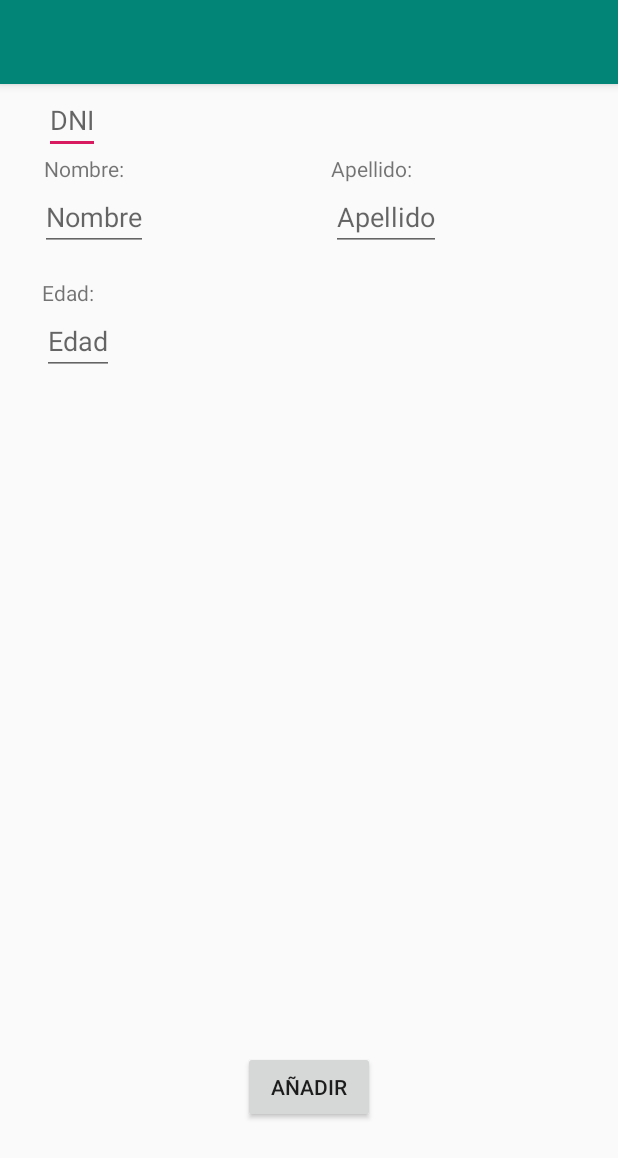
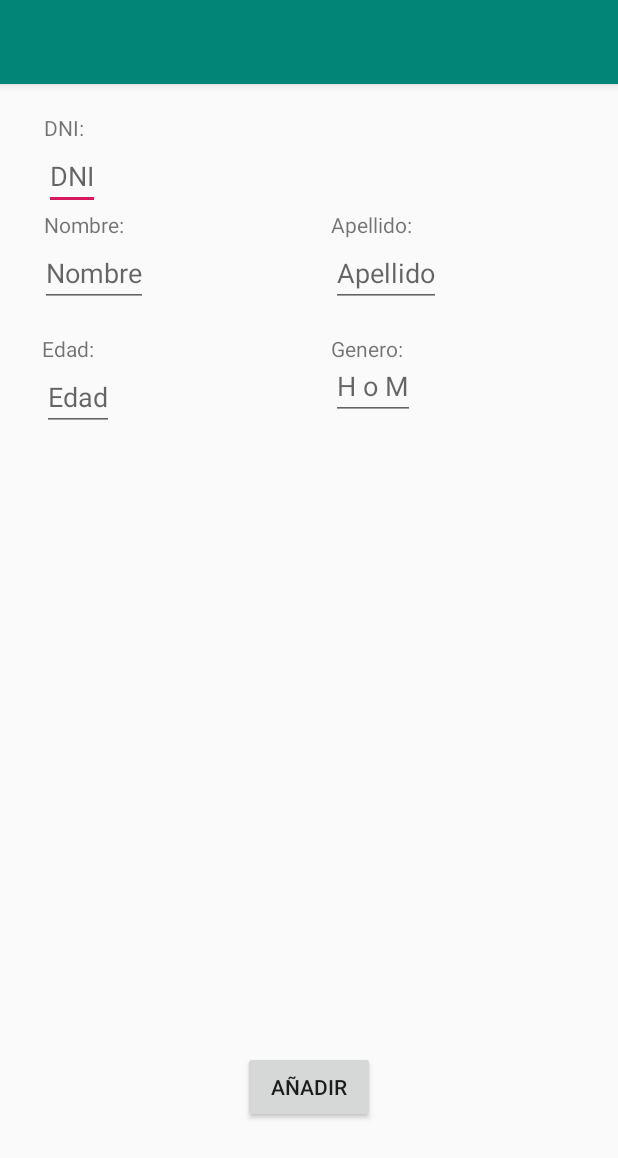
Before and after one commit to mperalta98/Prueba_Realm, an Android app: the NewPersona screen opened directly, with no data from a screen before it, on a phone screen of 412 x 824 dp. Shown: the top 1158 px of the screen. Run offline under Robolectric (Android 15) with nearby library versions, the phone set to English and light mode, and no system bars; libraries missing offline, so code that uses them is left out: io.realm.

Commit message:
Realm MP03 Activitat 2

```diff
--- a/app/src/main/java/com/example/alex/prueba/NewPersona.java
+++ b/app/src/main/java/com/example/alex/prueba/NewPersona.java
@@ -1,5 +1,6 @@
 package com.example.alex.prueba;
 
+import android.annotation.SuppressLint;
 import android.os.Bundle;
 import android.support.v7.app.AppCompatActivity;
 import android.view.View;
@@ -11,7 +12,7 @@ import android.widget.Toast;
 import io.realm.Realm;
 
 public class NewPersona extends AppCompatActivity {
-    EditText dni, nombre, apellidos, edad;
+    EditText dni, nombre, apellidos, edad, genero;
     Button btn_add;
 
     @Override
@@ -23,18 +24,21 @@ public class NewPersona extends AppCompatActivity {
         nombre = findViewById(R.id.new_nombre);
         apellidos = findViewById(R.id.new_apellido);
         edad = findViewById(R.id.new_edad);
+        genero = findViewById(R.id.new_genero);
         btn_add = findViewById(R.id.btn_add);
 
         btn_add.setOnClickListener(new View.OnClickListener() {
             @Override
             public void onClick(View v) {
-                if (!dni.getText().toString().isEmpty()){
+                if (!dni.getText().toString().isEmpty() && !apellidos.getText().toString().isEmpty() && !nombre.getText().toString().isEmpty()){
                     Realm realm = Realm.getDefaultInstance();
                     realm.beginTransaction();
-                    Persona persona = realm.createObject(Persona.class,dni.getText().toString());
-                    persona.setnombre(nombre.getText().toString());
-                    persona.setapellidos(apellidos.getText().toString());
+
+                    Persona persona = realm.createObject(Persona.class, dni.getText().toString());
+
+                    persona.setnombreCompleto(nombre.getText().toString(), apellidos.getText().toString());
                     persona.setedad(Integer.parseInt(edad.getText().toString()));
+                    persona.setgenero(genero.getText().toString());
                     realm.commitTransaction();
                     finish();
                 }else{
--- a/app/src/main/res/layout/content_new_persona.xml
+++ b/app/src/main/res/layout/content_new_persona.xml
@@ -13,7 +13,7 @@
         android:layout_height="wrap_content"
         android:layout_marginStart="29dp"
         android:layout_marginLeft="29dp"
-        android:layout_marginTop="38dp"
+        android:layout_marginTop="75dp"
         android:text="@string/dni_"
         app:layout_constraintStart_toStartOf="parent"
         app:layout_constraintTop_toTopOf="parent" />
@@ -83,6 +83,24 @@
         app:layout_constraintStart_toStartOf="@+id/set_edad"
         app:layout_constraintTop_toBottomOf="@+id/set_edad" />
 
+    <TextView
+        android:id="@+id/set_genero"
+        android:layout_width="wrap_content"
+        android:layout_height="wrap_content"
+        android:layout_marginTop="18dp"
+        android:text="@string/genero"
+        app:layout_constraintStart_toStartOf="@+id/new_apellido"
+        app:layout_constraintTop_toBottomOf="@+id/new_apellido" />
+
+    <EditText
+        android:id="@+id/new_genero"
+        android:layout_width="wrap_content"
+        android:layout_height="wrap_content"
+        android:hint="@string/genero_"
+        android:layout_marginTop="30dp"
+        app:layout_constraintStart_toStartOf="@id/set_genero"
+        app:layout_constraintTop_toBottomOf="@+id/new_apellido" />
+
     <Button
         android:id="@+id/btn_add"
         android:layout_width="wrap_content"
--- a/app/src/main/res/layout/content_persona.xml
+++ b/app/src/main/res/layout/content_persona.xml
@@ -30,6 +30,11 @@
             android:layout_width="match_parent"
             android:layout_height="wrap_content"
             android:textSize="20sp" />
+        <TextView
+            android:id="@+id/persona_gnr"
+            android:layout_width="match_parent"
+            android:layout_height="wrap_content"
+            android:textSize="20sp" />
 
         <RelativeLayout
             android:layout_width="wrap_content"
--- a/app/src/main/res/menu/activity_main_drawer.xml
+++ b/app/src/main/res/menu/activity_main_drawer.xml
@@ -7,11 +7,11 @@
         <item
             android:id="@+id/nav_list"
             android:icon="@drawable/ic_format_list"
-            android:title="Llistar" />
+            android:title="@string/llistar" />
         <item
             android:id="@+id/nav_add"
             android:icon="@drawable/ic_add"
-            android:title="Afegir" />
+            android:title="@string/afegir" />
     </group>
 
 
--- a/app/src/main/res/values/strings.xml
+++ b/app/src/main/res/values/strings.xml
@@ -18,4 +18,8 @@
     <string name="modificar">Modificar</string>
     <string name="realmddbb">RealmDDBB</string>
     <string name="mperalta">mperalta</string>
+    <string name="genero_">H o M</string>
+    <string name="genero">Genero:</string>
+    <string name="afegir">Afegir</string>
+    <string name="llistar">Llistar</string>
 </resources>
--- a/build.gradle
+++ b/build.gradle
@@ -7,7 +7,7 @@ buildscript {
         jcenter()
     }
     dependencies {
-        classpath 'com.android.tools.build:gradle:3.2.1'
+        classpath 'com.android.tools.build:gradle:3.4.0'
         classpath "io.realm:realm-gradle-plugin:5.10.0"
 
 
```
Also changed, not shown: app/src/main/java/com/example/alex/prueba/ListPersonaAdapter.java (+10 -7 lines), app/src/main/java/com/example/alex/prueba/MainActivity.java (+19 -7 lines), app/src/main/java/com/example/alex/prueba/ModPersona.java (+20 -7 lines), app/src/main/java/com/example/alex/prueba/Persona.java (+26 -12 lines), app/src/main/java/com/example/alex/prueba/RealmMigration.java (added, +38 -0 lines), app/src/main/res/layout/activity_mod_persona.xml (+0 -8 lines), app/src/main/res/layout/activity_new_persona.xml (+2 -9 lines), app/src/main/res/layout/activity_persona.xml (+2 -23 lines), app/src/main/res/layout/content_mod_persona.xml (+22 -2 lines), gradle/wrapper/gradle-wrapper.properties.
